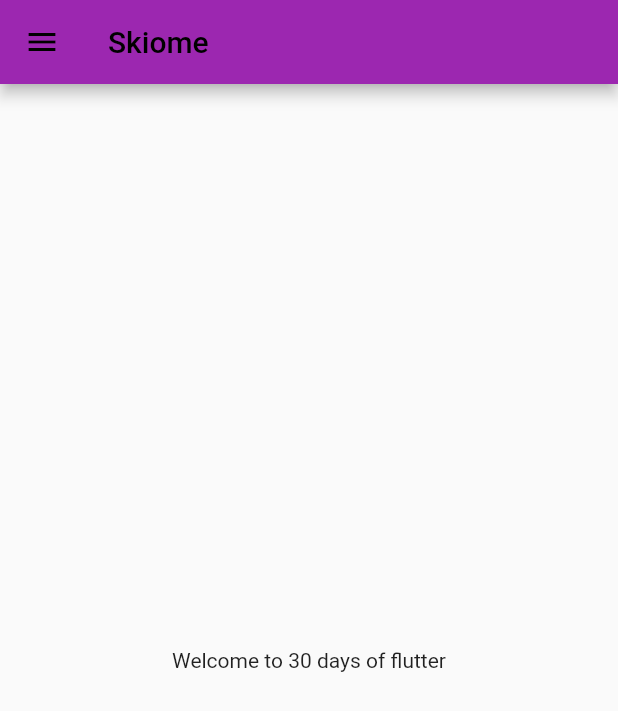
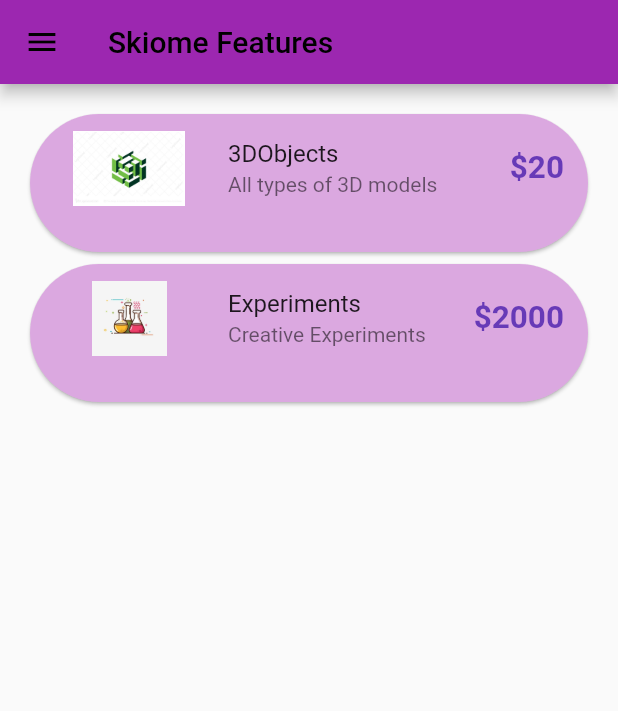
Before and after one commit to DipeanDas/SkiomeModel, a Flutter app: the screen it shows after launch, on a phone screen of 412 x 824 dp. Shown: the top 711 px of the screen. Run offline on Flutter 3.47's test engine with Material 2 defaults, Android fonts, the phone set to English and light mode, and no system bars; our stand-ins replace google_fonts.

Commit message:
Day10 completed

```diff
--- a/lib/Pages/home_page.dart
+++ b/lib/Pages/home_page.dart
@@ -1,5 +1,8 @@
 import 'package:flutter/material.dart';
 import 'package:flutter_application_prac1/widgets/drawer.dart';
+
+import '../models/features.dart';
+import '../widgets/feature_widget.dart';
 
 class HomePage extends StatelessWidget {
   // ignore: prefer_const_constructors_in_immutables
@@ -7,17 +10,21 @@ class HomePage extends StatelessWidget {
 
   @override
   Widget build(BuildContext context) {
+    // final dummyList = List.generate(2, (index) => Featuremodel.Topfeatures[0]);
     return Scaffold(
       appBar: AppBar(
         // ignore: prefer_const_constructors
-        title: Text("Skiome", style: TextStyle(color: Colors.black)),
+        title: Text("Skiome Features", style: TextStyle(color: Colors.black)),
       ),
-      body: Center(
-        // ignore: avoid_unnecessary_containers
-        child: Container(
-          // ignore: prefer_const_constructors
-          child: Text("Welcome to 30 days of flutter"),
-        ),
+      body: Padding(
+        padding: const EdgeInsets.all(16.0),
+        child: ListView.builder(
+            itemCount: Featuremodel.Topfeatures.length,
+            itemBuilder: ((context, index) {
+              return FeatureWidget(
+                Topfeatures: Featuremodel.Topfeatures[index],
+              );
+            })),
       ),
       // ignore: prefer_const_constructors
       drawer: MyDrawer(),
--- a/lib/models/features.dart
+++ b/lib/models/features.dart
@@ -1,3 +1,25 @@
+class Featuremodel {
+  // ignore: non_constant_identifier_names
+  static final Topfeatures = [
+    features(
+      id: "Skiome001",
+      name: "3DObjects",
+      desc: "All types of 3D models",
+      price: 20,
+      color: "0fff5055f",
+      image: "assets/images/3Dobjects_image.jpg",
+    ),
+    features(
+      id: "Skiome002",
+      name: "Experiments",
+      desc: "Creative Experiments",
+      price: 2000,
+      color: "0fff5055f",
+      image: "assets/images/experiments_image.jpg",
+    )
+  ];
+}
+
 // ignore_for_file: public_member_api_docs, sort_constructors_first
 // ignore: camel_case_types
 class features {
@@ -17,22 +39,3 @@ class features {
     required this.image,
   });
 }
-
-final Topfeatures = [
-  features(
-    id: "Skiome001",
-    name: "3DObjects",
-    desc: "All types of 3D models",
-    price: 20,
-    color: "0fff5055f",
-    image: "assets/images/3Dobjects_image.jpeg",
-  ),
-  features(
-    id: "Skiome002",
-    name: "Experiments",
-    desc: "Creative Experiments",
-    price: 2000,
-    color: "0fff5055f",
-    image: "assets/images/experiments_image.jpeg",
-  )
-];
--- /dev/null
+++ b/lib/widgets/feature_widget.dart
@@ -0,0 +1,48 @@
+import 'package:flutter/material.dart';
+import 'package:flutter_application_prac1/models/features.dart';
+
+class FeatureWidget extends StatelessWidget {
+  // ignore: non_constant_identifier_names
+  final features Topfeatures;
+
+  // ignore: non_constant_identifier_names
+  FeatureWidget({Key? key, required this.Topfeatures})
+      // ignore: unnecessary_null_comparison
+      : assert(Topfeatures != null),
+        super(key: key);
+
+  @override
+  Widget build(BuildContext context) {
+    return Container(
+      width: 100,
+      height: 100,
+      child: Card(
+        color: Color.fromARGB(255, 219, 168, 224),
+        shape: StadiumBorder(),
+        child: ListTile(
+          onTap: (() {
+            print("${Topfeatures.name} pressed");
+          }),
+          leading: SizedBox(
+              width: 100,
+              height: 50,
+              child: Image.asset(
+                Topfeatures.image,
+                alignment: Alignment.bottomCenter,
+              )),
+          title: Text(Topfeatures.name),
+          subtitle: Text(Topfeatures.desc),
+          trailing: Text(
+            "\$${Topfeatures.price}",
+            textScaleFactor: 1.5,
+            // ignore: prefer_const_constructors
+            style: TextStyle(
+              color: Colors.deepPurple,
+              fontWeight: FontWeight.bold,
+            ),
+          ),
+        ),
+      ),
+    );
+  }
+}
--- a/pubspec.yaml
+++ b/pubspec.yaml
@@ -63,6 +63,7 @@ flutter:
   # To add assets to your application, add an assets section, like this:
   assets:
      - assets/images/
+
   #   - images/a_dot_ham.jpeg
 
   # An image asset can refer to one or more resolution-specific "variants", see
```
Also changed, not shown: flutter_01.png (added).
